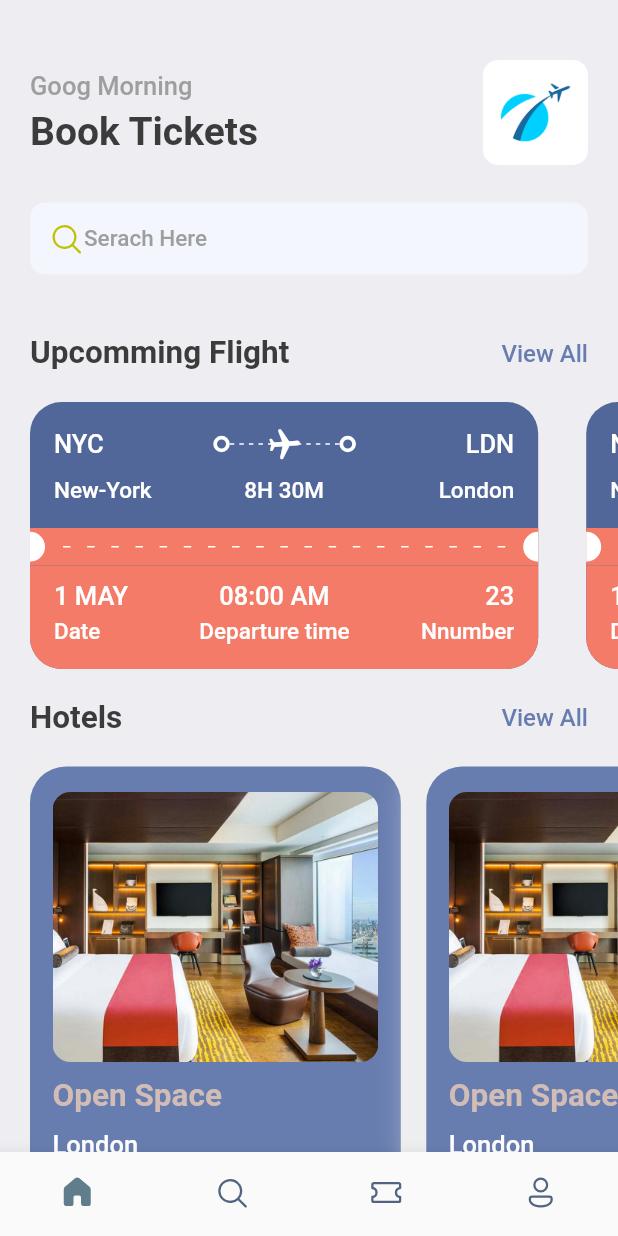
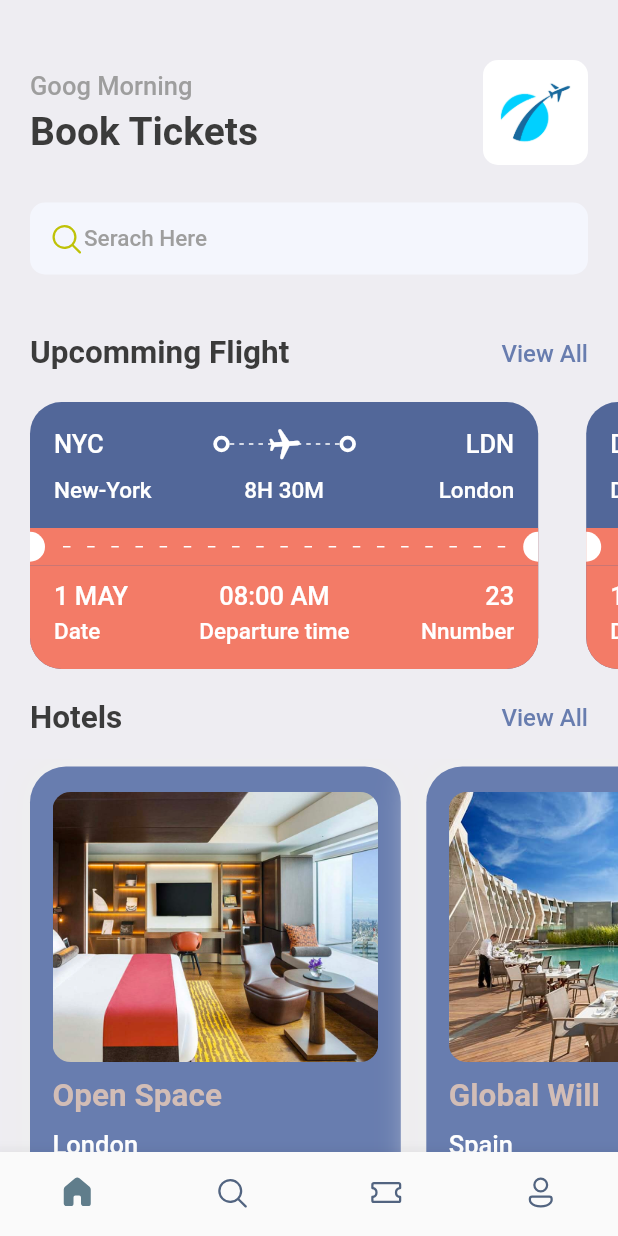
Before and after one commit to MdSajjadHossin/book-my-trip-flutter, a Flutter app: the screen it shows after launch, on a phone screen of 412 x 824 dp. Run offline on Flutter 3.47's test engine with Material 2 defaults, Android fonts, the phone set to English and light mode, and no system bars; our stand-ins replace fluentui_icons, gap.

Commit message:
hotel card value dynamic added

```diff
--- a/lib/screens/home_screen.dart
+++ b/lib/screens/home_screen.dart
@@ -1,5 +1,6 @@
 import 'package:book_my_trip/screens/hotel_screen.dart';
 import 'package:book_my_trip/screens/ticket_view.dart';
+import 'package:book_my_trip/utils/app_info_list.dart';
 import 'package:book_my_trip/utils/app_styles.dart';
 import 'package:fluentui_icons/fluentui_icons.dart';
 import 'package:flutter/material.dart';
@@ -95,10 +96,9 @@
             scrollDirection: Axis.horizontal,
             padding: const EdgeInsets.only(left: 20),
             child: Row(
-              children: const [
-                TicketView(),
-                TicketView(),
-              ],
+              children: ticketList
+                  .map((singleTicket) => TicketView(ticket: singleTicket))
+                  .toList(),
             ),
           ),
           const Gap(20),
@@ -127,12 +127,9 @@
             scrollDirection: Axis.horizontal,
             padding: const EdgeInsets.only(left: 20),
             child: Row(
-              children: const [
-                HotelScreen(),
-                HotelScreen(),
-                HotelScreen(),
-                HotelScreen(),
-              ],
+              children: hotelList
+                  .map((singleHotel) => HotelScreen(hotel: singleHotel))
+                  .toList(),
             ),
           )
         ],
--- a/lib/screens/hotel_screen.dart
+++ b/lib/screens/hotel_screen.dart
@@ -4,7 +4,8 @@
 import 'package:gap/gap.dart';
 
 class HotelScreen extends StatelessWidget {
-  const HotelScreen({super.key});
+  final Map<String, dynamic> hotel;
+  const HotelScreen({super.key, required this.hotel});
 
   @override
   Widget build(BuildContext context) {
@@ -33,28 +34,28 @@
             decoration: BoxDecoration(
                 borderRadius: BorderRadius.circular(12),
                 color: Styles.primaryColor,
-                image: const DecorationImage(
+                image: DecorationImage(
                   fit: BoxFit.cover,
-                  image: AssetImage("assets/images/one.png"),
+                  image: AssetImage("assets/images/${hotel['image']}"),
                 )),
           ),
           const Gap(10),
           Text(
-            "Open Space",
+            hotel['place'],
             style: Styles.headLineStyle2.copyWith(
               color: Styles.khakiColor,
             ),
           ),
           const Gap(10),
           Text(
-            "London",
+            hotel['destination'],
             style: Styles.headLineStyle3.copyWith(
               color: Colors.white,
             ),
           ),
           const Gap(10),
           Text(
-            "\$40/night",
+            "\$${hotel['price']}/night",
             style: Styles.headLineStyle.copyWith(
               color: Styles.khakiColor,
             ),
--- a/lib/screens/ticket_view.dart
+++ b/lib/screens/ticket_view.dart
@@ -5,7 +5,8 @@
 import 'package:gap/gap.dart';
 
 class TicketView extends StatelessWidget {
-  const TicketView({super.key});
+  final Map<String, dynamic> ticket;
+  const TicketView({super.key, required this.ticket});
 
   @override
   Widget build(BuildContext context) {
@@ -36,7 +37,7 @@
                         Row(
                           children: [
                             Text(
-                              "NYC",
+                              ticket['from']['code'],
                               style: Styles.headLineStyle3
                                   .copyWith(color: Colors.white),
                             ),
@@ -86,7 +87,7 @@
                             const ThickContainer(),
                             Expanded(child: Container()),
                             Text(
-                              "LDN",
+                              ticket['to']['code'],
                               style: Styles.headLineStyle3
                                   .copyWith(color: Colors.white),
                             ),
@@ -99,20 +100,20 @@
                             SizedBox(
                               width: 100,
                               child: Text(
-                                'New-York',
+                                ticket['from']['name'],
                                 style: Styles.headLineStyle4
                                     .copyWith(color: Colors.white),
                               ),
                             ),
                             Text(
-                              "8H 30M",
+                              ticket['flying_time'],
                               style: Styles.headLineStyle4
                                   .copyWith(color: Colors.white),
                             ),
                             SizedBox(
                               width: 100,
                               child: Text(
-                                'London',
+                                ticket['to']['name'],
                                 textAlign: TextAlign.end,
                                 style: Styles.headLineStyle4
                                     .copyWith(color: Colors.white),
@@ -203,7 +204,7 @@
                               crossAxisAlignment: CrossAxisAlignment.start,
                               children: [
                                 Text(
-                                  "1 MAY",
+                                  ticket['date'],
                                   style: Styles.headLineStyle3
                                       .copyWith(color: Colors.white),
                                 ),
@@ -219,7 +220,7 @@
                               crossAxisAlignment: CrossAxisAlignment.center,
                               children: [
                                 Text(
-                                  "08:00 AM",
+                                  ticket['departure_time'],
                                   style: Styles.headLineStyle3
                                       .copyWith(color: Colors.white),
                                 ),
@@ -235,7 +236,7 @@
                               crossAxisAlignment: CrossAxisAlignment.end,
                               children: [
                                 Text(
-                                  "23",
+                                  ticket["number"].toString(),
                                   style: Styles.headLineStyle3
                                       .copyWith(color: Colors.white),
                                 ),
--- a/lib/utils/app_info_list.dart
+++ b/lib/utils/app_info_list.dart
@@ -0,0 +1,40 @@
+List<Map<String, dynamic>> hotelList = [
+  {
+    'image': 'one.png',
+    'place': 'Open Space',
+    'destination': 'London',
+    'price': 25
+  },
+  {
+    'image': 'two.png',
+    'place': 'Global Will',
+    'destination': 'Spain',
+    'price': 40
+  },
+  {
+    'image': 'three.png',
+    'place': 'Tallest Building',
+    'destination': 'Dubai',
+    'price': 68
+  },
+];
+
+// ------------------TICKET DATA-------------------
+List<Map<String, dynamic>> ticketList = [
+  {
+    'from': {'code': "NYC", 'name': "New-York"},
+    'to': {'code': "LDN", 'name': "London"},
+    'flying_time': '8H 30M',
+    'date': "1 MAY",
+    'departure_time': "08:00 AM",
+    "number": 23
+  },
+  {
+    'from': {'code': "DK", 'name': "Dhaka"},
+    'to': {'code': "SH", 'name': "Shanghai"},
+    'flying_time': '4H 20M',
+    'date': "10 MAY",
+    'departure_time': "09:00 AM",
+    "number": 45
+  },
+];
```
